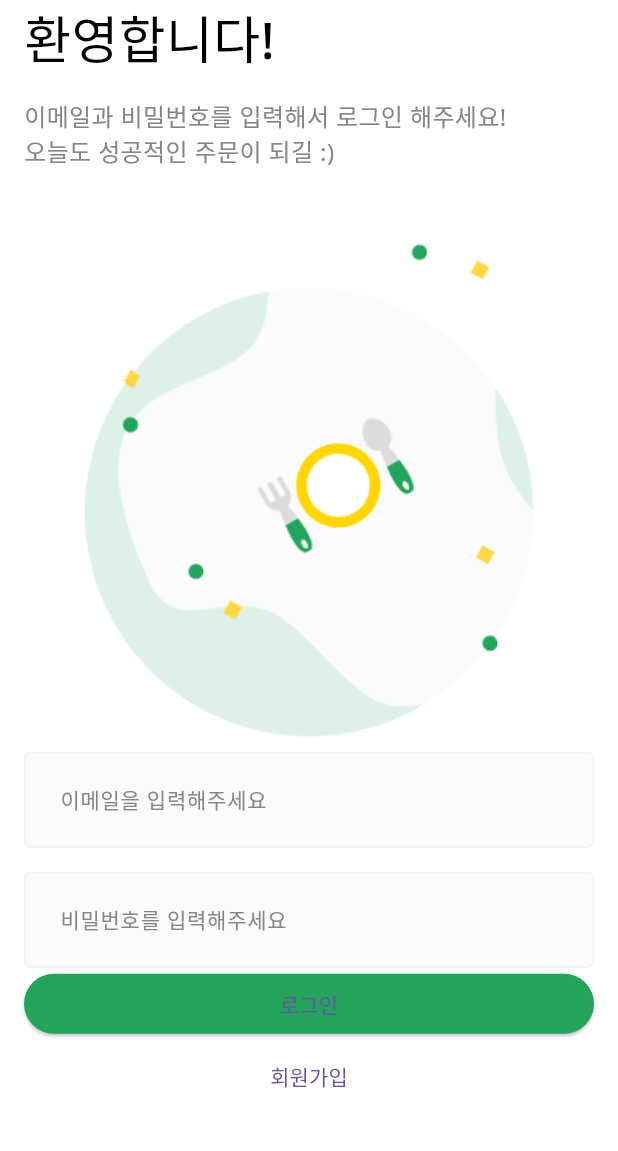
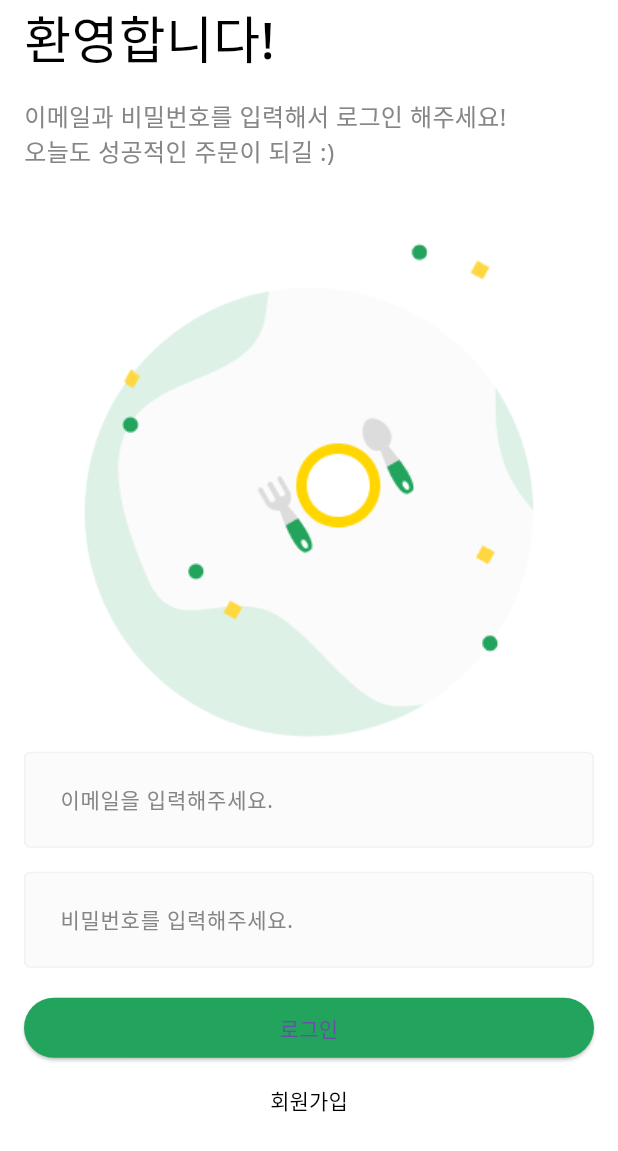
Before and after one commit to park097/first_app, a Flutter app: the screen it shows after launch, after a tap on "로그인", on a phone screen of 412 x 824 dp. Shown: the top 1151 px of the screen. Run offline on Flutter 3.47's test engine with Material 3 defaults, Android fonts, the phone set to English and light mode, and no system bars; our stand-ins replace dio, flutter_secure_storage; missing offline and left inert: dart:ffi; network calls fail.

Commit message:
스플래시 스크린, 페이지네이션, jwt

```diff
--- /dev/null
+++ b/lib/common/const/data.dart
@@ -0,0 +1,14 @@
+import 'dart:io';
+
+import 'package:flutter_secure_storage/flutter_secure_storage.dart';
+
+const ACCESS_TOKEN_KEY = 'ACEESS_TOKEN';
+const REFRESH_TOKEN_KEY = 'REFRESH_TOKEN';
+
+final storage = FlutterSecureStorage();
+
+// localhost
+final emulatorIp = '10.0.2.2:3000';
+final simulatorIp = '127.0.0.1:3000';
+
+final ip = Platform.isIOS ? simulatorIp : emulatorIp;
--- a/lib/common/layout/default_layout.dart
+++ b/lib/common/layout/default_layout.dart
@@ -1,14 +1,42 @@
 import 'package:flutter/material.dart';
 
 class DefaultLayout extends StatelessWidget {
+  final Color? backgroundColor;
   final Widget child;
-  const DefaultLayout({required this.child, super.key});
+  final String? title;
+  final Widget? bottomNavigationBar;
+  const DefaultLayout(
+      {required this.child,
+      this.backgroundColor,
+      this.title,
+      this.bottomNavigationBar,
+      super.key});
 
   @override
   Widget build(BuildContext context) {
     return Scaffold(
+      backgroundColor: backgroundColor ?? Colors.white,
+      appBar: renderAppBar(),
+      body: child,
+      bottomNavigationBar: bottomNavigationBar,
+    );
+  }
+
+  AppBar? renderAppBar() {
+    if (title == null) {
+      return null;
+    }
+    return AppBar(
       backgroundColor: Colors.white,
-      body: child,
+      elevation: 0,
+      title: Text(
+        title!,
+        style: TextStyle(
+          fontSize: 16.0,
+          fontWeight: FontWeight.w500,
+        ),
+      ),
+      foregroundColor: Colors.black,
     );
   }
 }
--- a/lib/main.dart
+++ b/lib/main.dart
@@ -1,5 +1,8 @@
 import 'package:actual/common/component/custom_text_form_field.dart';
+import 'package:actual/restaurant/view/restaurant_screen.dart';
 import 'package:actual/user/view/login_screen.dart';
+import 'package:actual/user/view/root_tab.dart';
+import 'package:actual/user/view/splash_screen.dart';
 import 'package:flutter/material.dart';
 
 void main() {
@@ -16,7 +19,7 @@ class MyApp extends StatelessWidget {
         fontFamily: 'NotoSans',
       ),
       debugShowCheckedModeBanner: false,
-      home: LoginScreen(),
+      home: SplashScreen(),
     );
   }
 }
--- a/lib/user/view/login_screen.dart
+++ b/lib/user/view/login_screen.dart
@@ -1,13 +1,30 @@
+import 'dart:convert';
+import 'dart:io';
+
 import 'package:actual/common/component/custom_text_form_field.dart';
+import 'package:actual/common/const/color.dart';
+import 'package:actual/common/const/data.dart';
+import 'package:actual/common/layout/default_layout.dart';
+import 'package:actual/user/view/root_tab.dart';
+import 'package:dio/dio.dart';
 import 'package:flutter/material.dart';
-import 'package:actual/common/const/color.dart';
-import 'package:actual/common/layout/default_layout.dart';
+import 'package:flutter_secure_storage/flutter_secure_storage.dart';
 
-class LoginScreen extends StatelessWidget {
-  const LoginScreen({Key? key}) : super(key: key); // key 파라미터를 올바르게 설정하세요.
+class LoginScreen extends StatefulWidget {
+  const LoginScreen({Key? key}) : super(key: key);
+
+  @override
+  State<LoginScreen> createState() => _LoginScreenState();
+}
+
+class _LoginScreenState extends State<LoginScreen> {
+  String username = '';
+  String password = '';
 
   @override
   Widget build(BuildContext context) {
+    final dio = Dio();
+
     return DefaultLayout(
       child: SingleChildScrollView(
         keyboardDismissBehavior: ScrollViewKeyboardDismissBehavior.onDrag,
@@ -15,29 +32,63 @@ class LoginScreen extends StatelessWidget {
           top: true,
           bottom: false,
           child: Padding(
-            padding: const EdgeInsets.symmetric(horizontal: 16),
+            padding: const EdgeInsets.symmetric(horizontal: 16.0),
             child: Column(
               crossAxisAlignment: CrossAxisAlignment.stretch,
               children: [
                 _Title(),
-                SizedBox(height: 16.0),
+                const SizedBox(height: 16.0),
                 _SubTitle(),
                 Image.asset(
-                  'asset/img/misc/logo.png', // 경로를 'assets'로 수정하세요.
+                  'asset/img/misc/logo.png',
                   width: MediaQuery.of(context).size.width / 3 * 2,
                 ),
                 CustomTextFormField(
-                    hintText: '이메일을 입력해주세요',
-                    onChanged: (String value) {},
-                    obscureText: false),
-                SizedBox(height: 16.0), // 비밀번호 입력 필드에서 obscureText를 false로 설정
+                  hintText: '이메일을 입력해주세요.',
+                  onChanged: (String value) {
+                    username = value;
+                  },
+                ),
+                const SizedBox(height: 16.0),
                 CustomTextFormField(
-                    hintText: '비밀번호를 입력해주세요',
-                    onChanged: (String value) {},
-                    obscureText: true),
+                  hintText: '비밀번호를 입력해주세요.',
+                  onChanged: (String value) {
+                    password = value;
+                  },
+                  obscureText: true,
+                ),
+                const SizedBox(height: 16.0),
                 ElevatedButton(
-                  onPressed: () {
-                    // 실제로 수행되어야 하는 동작을 추가하세요.
+                  onPressed: () async {
+                    // ID:비밀번호
+                    final rawString = '$username:$password';
+
+                    Codec<String, String> stringToBase64 = utf8.fuse(base64);
+
+                    String token = stringToBase64.encode(rawString);
+
+                    final resp = await dio.post(
+                      'http://$ip/auth/login',
+                      options: Options(
+                        headers: {
+                          'authorization': 'Basic $token',
+                        },
+                      ),
+                    );
+
+                    final refreshToken = resp.data['refreshToken'];
+                    final accessToken = resp.data['accessToken'];
+
+                    await storage.write(
+                        key: REFRESH_TOKEN_KEY, value: refreshToken);
+                    await storage.write(
+                        key: ACCESS_TOKEN_KEY, value: accessToken);
+
+                    Navigator.of(context).push(
+                      MaterialPageRoute(
+                        builder: (_) => RootTab(),
+                      ),
+                    );
                   },
                   style: ElevatedButton.styleFrom(
                     primary: PRIMARY_COLOR,
@@ -47,12 +98,14 @@ class LoginScreen extends StatelessWidget {
                   ),
                 ),
                 TextButton(
-                    onPressed: () {
-                      // 실제로 수행되어야 하는 동작을 추가하세요.
-                    },
-                    child: Text(
-                      '회원가입',
-                    ))
+                  onPressed: () async {},
+                  style: TextButton.styleFrom(
+                    primary: Colors.black,
+                  ),
+                  child: Text(
+                    '회원가입',
+                  ),
+                ),
               ],
             ),
           ),
@@ -70,7 +123,10 @@ class _Title extends StatelessWidget {
     return Text(
       '환영합니다!',
       style: TextStyle(
-          fontSize: 34, fontWeight: FontWeight.w500, color: Colors.black),
+        fontSize: 34,
+        fontWeight: FontWeight.w500,
+        color: Colors.black,
+      ),
     );
   }
 }
--- /dev/null
+++ b/lib/user/view/splash_screen.dart
@@ -0,0 +1,86 @@
+import 'package:actual/common/const/color.dart';
+import 'package:actual/common/const/data.dart';
+import 'package:actual/common/layout/default_layout.dart';
+import 'package:actual/user/view/login_screen.dart';
+import 'package:actual/user/view/root_tab.dart';
+import 'package:dio/dio.dart';
+import 'package:flutter/material.dart';
+
+class SplashScreen extends StatefulWidget {
+  const SplashScreen({Key? key}) : super(key: key);
+
+  @override
+  State<SplashScreen> createState() => _SplashScreenState();
+}
+
+class _SplashScreenState extends State<SplashScreen> {
+  @override
+  void initState() {
+    super.initState();
+
+    // deleteToken();
+    checkToken();
+  }
+
+  void deleteToken() async {
+    await storage.deleteAll();
+  }
+
+  void checkToken() async {
+    final refreshToken = await storage.read(key: REFRESH_TOKEN_KEY);
+    final accessToken = await storage.read(key: ACCESS_TOKEN_KEY);
+
+    final dio = Dio();
+
+    try {
+      final resp = await dio.post(
+        'http://$ip/auth/token',
+        options: Options(
+          headers: {
+            'authorization': 'Bearer $refreshToken',
+          },
+        ),
+      );
+
+      await storage.write(
+          key: ACCESS_TOKEN_KEY, value: resp.data['accessToken']);
+
+      Navigator.of(context).pushAndRemoveUntil(
+        MaterialPageRoute(
+          builder: (_) => RootTab(),
+        ),
+        (route) => false,
+      );
+    } catch (e) {
+      Navigator.of(context).pushAndRemoveUntil(
+        MaterialPageRoute(
+          builder: (_) => LoginScreen(),
+        ),
+        (route) => false,
+      );
+    }
+  }
+
+  @override
+  Widget build(BuildContext context) {
+    return DefaultLayout(
+      backgroundColor: PRIMARY_COLOR,
+      child: SizedBox(
+        width: MediaQuery.of(context).size.width,
+        child: Column(
+          mainAxisAlignment: MainAxisAlignment.center,
+          children: [
+            Image.asset(
+              'asset/img/logo/logo.png',
+              width: MediaQuery.of(context).size.width / 2,
+            ),
+            const SizedBox(height: 16.0),
+            CircularProgressIndicator(
+              color: Colors.white,
+            ),
+          ],
+        ),
+      ),
+    );
+  }
+}
```
Also changed, not shown: lib/restaurant/component/restaurant_card.dart (added, +135 -0 lines), lib/restaurant/model/restaurant_model.dart (added, +49 -0 lines), lib/restaurant/view/restaurant_detail_screen.dart (added, +11 -0 lines), lib/restaurant/view/restaurant_screen.dart (added, +74 -0 lines), lib/user/view/root_tab.dart (added, +76 -0 lines).
